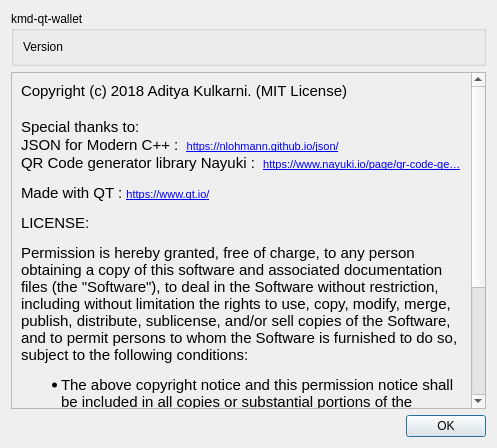
DeckerSU/zec-qt-wallet, file src/about.ui: the form before one commit.
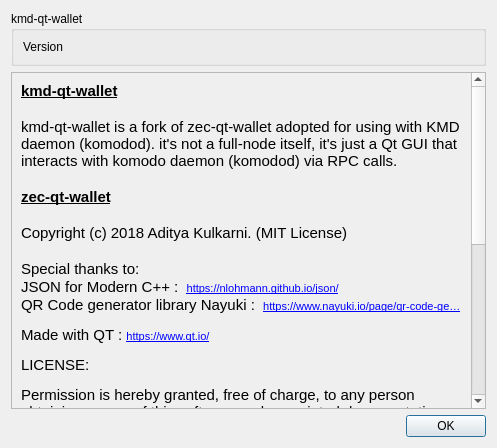
The form after the commit.

Commit message: added kmd-qt-wallet small description in about window

Patch:
```diff
--- a/src/about.ui
+++ b/src/about.ui
@@ -40,8 +40,8 @@
        <rect>
         <x>0</x>
         <y>0</y>
-        <width>463</width>
-        <height>517</height>
+        <width>460</width>
+        <height>672</height>
        </rect>
       </property>
       <layout class="QVBoxLayout" name="verticalLayout_3">
@@ -51,13 +51,19 @@
           <string notr="true">&lt;!DOCTYPE HTML PUBLIC &quot;-//W3C//DTD HTML 4.0//EN&quot; &quot;http://www.w3.org/TR/REC-html40/strict.dtd&quot;&gt;
 &lt;html&gt;&lt;head&gt;&lt;meta name=&quot;qrichtext&quot; content=&quot;1&quot; /&gt;&lt;style type=&quot;text/css&quot;&gt;
 p, li { white-space: pre-wrap; }
-&lt;/style&gt;&lt;/head&gt;&lt;body style=&quot; font-family:'MS Shell Dlg 2'; font-size:8.1pt; font-weight:400; font-style:normal;&quot;&gt;
+&lt;/style&gt;&lt;/head&gt;&lt;body style=&quot; font-family:'MS Shell Dlg 2'; font-size:8pt; font-weight:400; font-style:normal;&quot;&gt;
+&lt;p style=&quot; margin-top:0px; margin-bottom:0px; margin-left:0px; margin-right:0px; -qt-block-indent:0; text-indent:0px;&quot;&gt;&lt;span style=&quot; font-family:'Ubuntu'; font-size:11pt; font-weight:600; text-decoration: underline;&quot;&gt;kmd-qt-wallet&lt;/span&gt;&lt;/p&gt;
+&lt;p style=&quot;-qt-paragraph-type:empty; margin-top:0px; margin-bottom:0px; margin-left:0px; margin-right:0px; -qt-block-indent:0; text-indent:0px; font-family:'Ubuntu'; font-size:11pt; font-weight:600; text-decoration: underline;&quot;&gt;&lt;br /&gt;&lt;/p&gt;
+&lt;p style=&quot; margin-top:0px; margin-bottom:0px; margin-left:0px; margin-right:0px; -qt-block-indent:0; text-indent:0px;&quot;&gt;&lt;span style=&quot; font-family:'Ubuntu'; font-size:11pt;&quot;&gt;kmd-qt-wallet is a fork of zec-qt-wallet adopted for using with KMD daemon (komodod). it's not a full-node itself, it's just a Qt GUI that interacts with komodo daemon (komodod) via RPC calls.&lt;/span&gt;&lt;/p&gt;
+&lt;p style=&quot;-qt-paragraph-type:empty; margin-top:0px; margin-bottom:0px; margin-left:0px; margin-right:0px; -qt-block-indent:0; text-indent:0px; font-family:'Ubuntu'; font-size:11pt; font-weight:600; text-decoration: underline;&quot;&gt;&lt;br /&gt;&lt;/p&gt;
+&lt;p style=&quot; margin-top:0px; margin-bottom:0px; margin-left:0px; margin-right:0px; -qt-block-indent:0; text-indent:0px;&quot;&gt;&lt;span style=&quot; font-family:'Ubuntu'; font-size:11pt; font-weight:600; text-decoration: underline;&quot;&gt;zec-qt-wallet&lt;/span&gt;&lt;/p&gt;
+&lt;p style=&quot;-qt-paragraph-type:empty; margin-top:0px; margin-bottom:0px; margin-left:0px; margin-right:0px; -qt-block-indent:0; text-indent:0px; font-family:'Ubuntu'; font-size:11pt; font-weight:600; text-decoration: underline;&quot;&gt;&lt;br /&gt;&lt;/p&gt;
 &lt;p style=&quot; margin-top:0px; margin-bottom:0px; margin-left:0px; margin-right:0px; -qt-block-indent:0; text-indent:0px;&quot;&gt;&lt;span style=&quot; font-family:'Ubuntu'; font-size:11pt;&quot;&gt;Copyright (c) 2018 Aditya Kulkarni. (MIT License)&lt;/span&gt;&lt;/p&gt;
 &lt;p style=&quot;-qt-paragraph-type:empty; margin-top:0px; margin-bottom:0px; margin-left:0px; margin-right:0px; -qt-block-indent:0; text-indent:0px; font-family:'Ubuntu'; font-size:11pt;&quot;&gt;&lt;br /&gt;&lt;/p&gt;
 &lt;p style=&quot; margin-top:0px; margin-bottom:0px; margin-left:0px; margin-right:0px; -qt-block-indent:0; text-indent:0px;&quot;&gt;&lt;span style=&quot; font-family:'Ubuntu'; font-size:11pt;&quot;&gt;Special thanks to:&lt;/span&gt;&lt;/p&gt;
-&lt;p style=&quot; margin-top:0px; margin-bottom:0px; margin-left:0px; margin-right:0px; -qt-block-indent:0; text-indent:0px;&quot;&gt;&lt;span style=&quot; font-family:'Ubuntu'; font-size:11pt;&quot;&gt;JSON for Modern C++ :  &lt;/span&gt;&lt;a href=&quot;https://nlohmann.github.io/json/&quot;&gt;&lt;span style=&quot; font-size:8pt; text-decoration: underline; color:#0000ff;&quot;&gt;https://nlohmann.github.io/json/&lt;/span&gt;&lt;/a&gt;&lt;/p&gt;
-&lt;p style=&quot; margin-top:0px; margin-bottom:0px; margin-left:0px; margin-right:0px; -qt-block-indent:0; text-indent:0px;&quot;&gt;&lt;span style=&quot; font-family:'Ubuntu'; font-size:11pt;&quot;&gt;QR Code generator library Nayuki :  &lt;/span&gt;&lt;a href=&quot;https://www.nayuki.io/page/qr-code-generator-library&quot;&gt;&lt;span style=&quot; font-size:8pt; text-decoration: underline; color:#0000ff;&quot;&gt;https://www.nayuki.io/page/qr-code-ge…&lt;/span&gt;&lt;/a&gt;&lt;/p&gt;
-&lt;p style=&quot; margin-top:12px; margin-bottom:12px; margin-left:0px; margin-right:0px; -qt-block-indent:0; text-indent:0px;&quot;&gt;&lt;span style=&quot; font-family:'Ubuntu'; font-size:11pt;&quot;&gt;Made with QT : &lt;/span&gt;&lt;a href=&quot;https://www.qt.io/&quot;&gt;&lt;span style=&quot; font-size:8pt; text-decoration: underline; color:#0000ff;&quot;&gt;https://www.qt.io/&lt;/span&gt;&lt;/a&gt;&lt;/p&gt;
+&lt;p style=&quot; margin-top:0px; margin-bottom:0px; margin-left:0px; margin-right:0px; -qt-block-indent:0; text-indent:0px;&quot;&gt;&lt;span style=&quot; font-family:'Ubuntu'; font-size:11pt;&quot;&gt;JSON for Modern C++ :  &lt;/span&gt;&lt;a href=&quot;https://nlohmann.github.io/json/&quot;&gt;&lt;span style=&quot; text-decoration: underline; color:#0000ff;&quot;&gt;https://nlohmann.github.io/json/&lt;/span&gt;&lt;/a&gt;&lt;/p&gt;
+&lt;p style=&quot; margin-top:0px; margin-bottom:0px; margin-left:0px; margin-right:0px; -qt-block-indent:0; text-indent:0px;&quot;&gt;&lt;span style=&quot; font-family:'Ubuntu'; font-size:11pt;&quot;&gt;QR Code generator library Nayuki :  &lt;/span&gt;&lt;a href=&quot;https://www.nayuki.io/page/qr-code-generator-library&quot;&gt;&lt;span style=&quot; text-decoration: underline; color:#0000ff;&quot;&gt;https://www.nayuki.io/page/qr-code-ge…&lt;/span&gt;&lt;/a&gt;&lt;/p&gt;
+&lt;p style=&quot; margin-top:12px; margin-bottom:12px; margin-left:0px; margin-right:0px; -qt-block-indent:0; text-indent:0px;&quot;&gt;&lt;span style=&quot; font-family:'Ubuntu'; font-size:11pt;&quot;&gt;Made with QT : &lt;/span&gt;&lt;a href=&quot;https://www.qt.io/&quot;&gt;&lt;span style=&quot; text-decoration: underline; color:#0000ff;&quot;&gt;https://www.qt.io/&lt;/span&gt;&lt;/a&gt;&lt;/p&gt;
 &lt;p style=&quot; margin-top:12px; margin-bottom:12px; margin-left:0px; margin-right:0px; -qt-block-indent:0; text-indent:0px;&quot;&gt;&lt;span style=&quot; font-family:'Ubuntu'; font-size:11pt;&quot;&gt;LICENSE:&lt;/span&gt;&lt;/p&gt;
 &lt;p style=&quot; margin-top:12px; margin-bottom:12px; margin-left:0px; margin-right:0px; -qt-block-indent:0; text-indent:0px;&quot;&gt;&lt;span style=&quot; font-family:'Ubuntu'; font-size:11pt;&quot;&gt;Permission is hereby granted, free of charge, to any person obtaining a copy of this software and associated documentation files (the &amp;quot;Software&amp;quot;), to deal in the Software without restriction, including without limitation the rights to use, copy, modify, merge, publish, distribute, sublicense, and/or sell copies of the Software, and to permit persons to whom the Software is furnished to do so, subject to the following conditions:&lt;/span&gt;&lt;/p&gt;
 &lt;ul style=&quot;margin-top: 0px; margin-bottom: 0px; margin-left: 0px; margin-right: 0px; -qt-list-indent: 1;&quot;&gt;&lt;li style=&quot; font-family:'Ubuntu'; font-size:11pt;&quot; style=&quot; margin-top:12px; margin-bottom:12px; margin-left:0px; margin-right:0px; -qt-block-indent:0; text-indent:0px;&quot;&gt;The above copyright notice and this permission notice shall be included in all copies or substantial portions of the Software.&lt;/li&gt;
```
